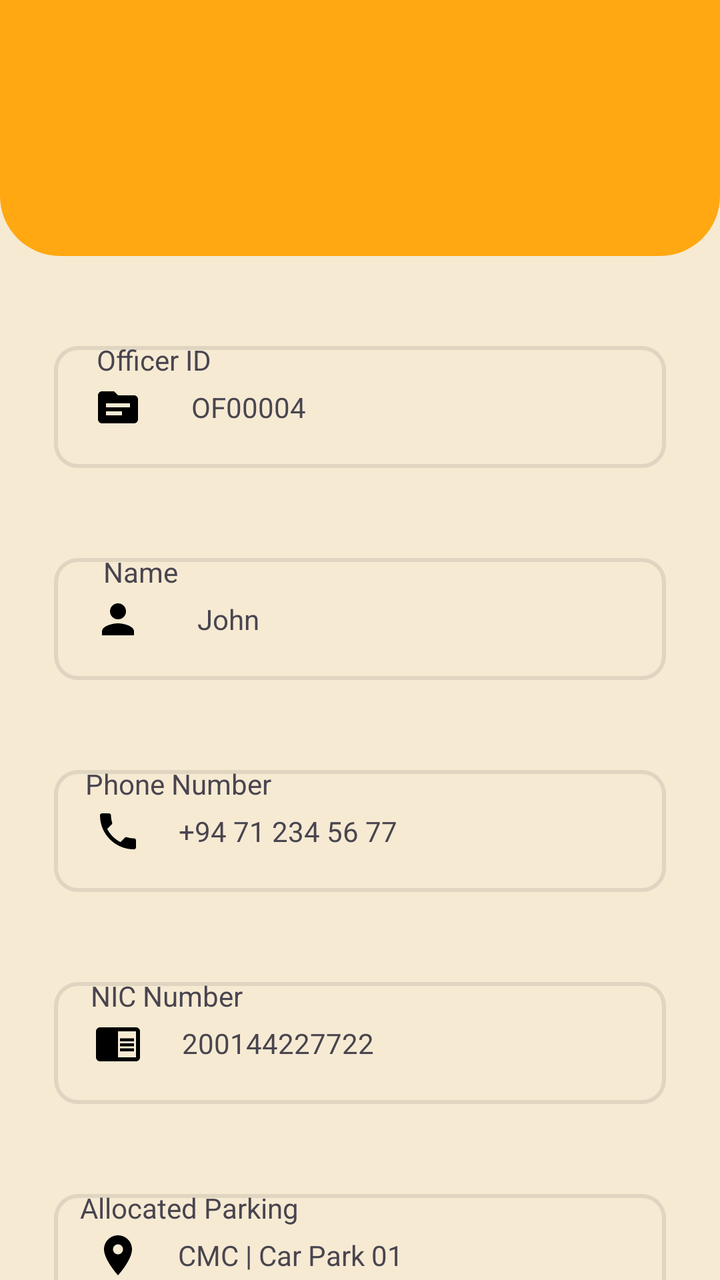
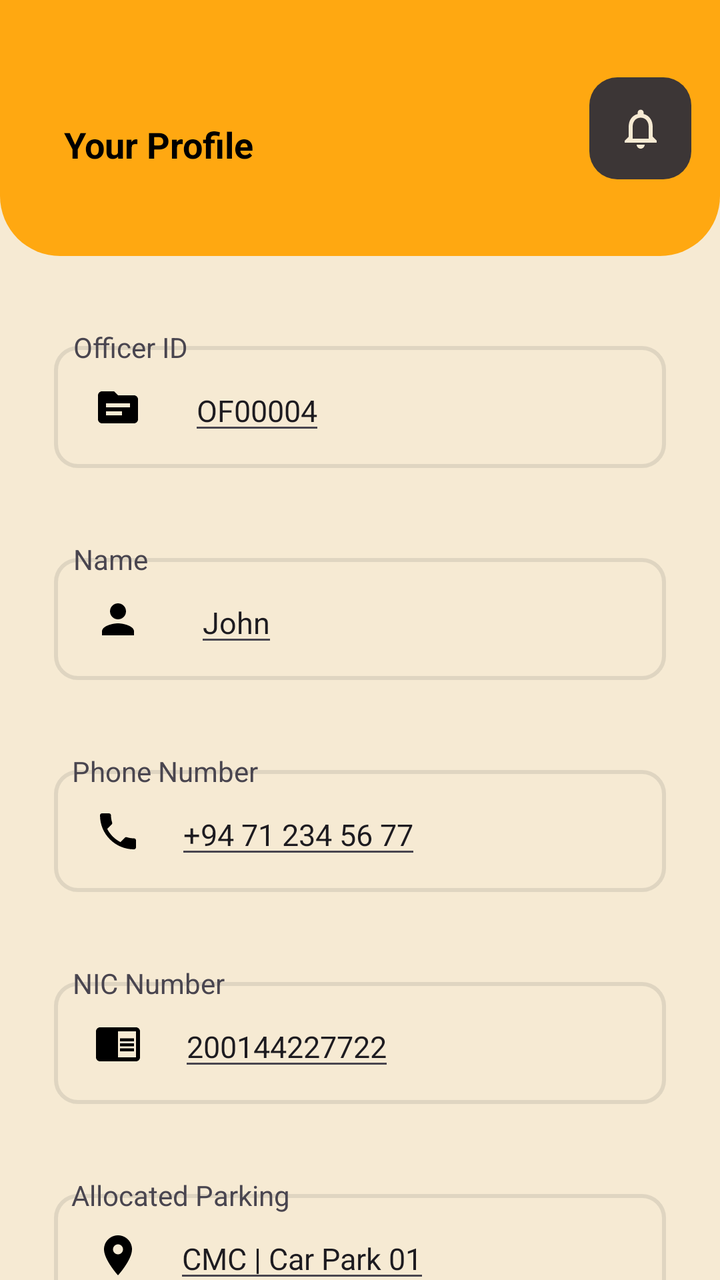

The first picture is an Android layout as it rendered before a commit; the second is the same layout after the commit. The layout source and the unified diff follow.
<!-- AndroidManifest.xml: application theme Theme.OfficerTestApp -->
<!-- res/layout/fragment_profile_main.xml -->
<?xml version="1.0" encoding="utf-8"?>
<androidx.constraintlayout.widget.ConstraintLayout xmlns:android="http://schemas.android.com/apk/res/android"
    xmlns:app="http://schemas.android.com/apk/res-auto"
    xmlns:tools="http://schemas.android.com/tools"
    android:layout_width="match_parent"
    android:layout_height="match_parent"
    android:background="@color/backgroundColor"
    tools:context=".ProfileMainFragment">

    <LinearLayout
        android:layout_width="match_parent"
        android:layout_height="match_parent"
        android:orientation="vertical">

        <androidx.constraintlayout.widget.ConstraintLayout
            android:layout_width="match_parent"
            android:layout_height="0dp"
            android:layout_weight="2"
            android:background="@drawable/rounded_background_app_bar">

        </androidx.constraintlayout.widget.ConstraintLayout>


        <androidx.constraintlayout.widget.ConstraintLayout
            android:layout_width="match_parent"
            android:layout_height="0dp"
            android:layout_weight="8">

            <androidx.constraintlayout.widget.ConstraintLayout
                android:id="@+id/constraintLayoutID1"
                android:layout_width="match_parent"
                android:layout_height="wrap_content"
                android:layout_marginTop="0dp"
                android:paddingTop="20dp"
                app:layout_constraintEnd_toEndOf="parent"
                app:layout_constraintHorizontal_bias="0.0"
                app:layout_constraintStart_toStartOf="parent"
                app:layout_constraintTop_toTopOf="parent">

                <androidx.constraintlayout.widget.ConstraintLayout
                    android:id="@+id/constraintLayoutID2"
                    android:layout_width="match_parent"
                    android:layout_height="61dp"
                    android:layout_marginHorizontal="27dp"
                    android:layout_marginTop="25dp"
                    android:background="@drawable/profile_input_field"
                    app:layout_constraintEnd_toEndOf="parent"
                    app:layout_constraintStart_toStartOf="parent"
                    app:layout_constraintTop_toTopOf="parent">

                    <ImageView
                        android:id="@+id/imageViewID"
                        android:layout_width="wrap_content"
                        android:layout_height="wrap_content"
                        android:layout_marginStart="20dp"
                        android:src="@drawable/baseline_source_24"
                        app:layout_constraintBottom_toBottomOf="parent"
                        app:layout_constraintStart_toStartOf="parent"
                        app:layout_constraintTop_toTopOf="parent" />

                    <TextView
                        android:id="@+id/textID"
                        android:layout_width="wrap_content"
                        android:layout_height="wrap_content"
                        android:text="OF00004"
                        app:layout_constraintBottom_toBottomOf="parent"
                        app:layout_constraintEnd_toEndOf="parent"
                        app:layout_constraintHorizontal_bias="0.120"
                        app:layout_constraintStart_toEndOf="@+id/imageViewID"
                        app:layout_constraintTop_toTopOf="parent" />

                    <androidx.constraintlayout.widget.Group
                        android:id="@+id/group1"
                        android:layout_width="wrap_content"
                        android:layout_height="wrap_content"
                        app:constraint_referenced_ids="constraintLayoutID2" />

                </androidx.constraintlayout.widget.ConstraintLayout>

                <TextView
                    android:id="@+id/textViewID"
                    android:layout_width="wrap_content"
                    android:layout_height="wrap_content"
                    android:text="Officer ID"
                    app:layout_constraintBottom_toBottomOf="parent"
                    app:layout_constraintEnd_toEndOf="parent"
                    app:layout_constraintHorizontal_bias="0.160"
                    app:layout_constraintStart_toStartOf="parent"
                    app:layout_constraintTop_toTopOf="parent"
                    app:layout_constraintVertical_bias="0.333" />

            </androidx.constraintlayout.widget.ConstraintLayout>

            <androidx.constraintlayout.widget.ConstraintLayout
                android:id="@+id/constraintLayoutName1"
                android:layout_width="match_parent"
                android:layout_height="wrap_content"
                android:paddingTop="20dp"
                app:layout_constraintTop_toBottomOf="@+id/constraintLayoutID1"
                tools:layout_editor_absoluteX="16dp">

                <androidx.constraintlayout.widget.ConstraintLayout
                    android:id="@+id/constraintLayoutName2"
                    android:layout_width="match_parent"
                    android:layout_height="61dp"
                    android:layout_marginHorizontal="27dp"
                    android:layout_marginTop="25dp"
                    android:background="@drawable/profile_input_field"
                    app:layout_constraintEnd_toEndOf="parent"
                    app:layout_constraintStart_toStartOf="parent"
                    app:layout_constraintTop_toTopOf="parent">

                    <ImageView
                        android:id="@+id/imageViewName"
                        android:layout_width="wrap_content"
                        android:layout_height="wrap_content"
                        android:layout_marginStart="20dp"
                        android:src="@drawable/baseline_person_24"
                        app:layout_constraintBottom_toBottomOf="parent"
                        app:layout_constraintStart_toStartOf="parent"
                        app:layout_constraintTop_toTopOf="parent" />

                    <TextView
                        android:id="@+id/textName"
                        android:layout_width="wrap_content"
                        android:layout_height="wrap_content"
                        android:text="John"
                        app:layout_constraintBottom_toBottomOf="parent"
                        app:layout_constraintEnd_toEndOf="parent"
                        app:layout_constraintHorizontal_bias="0.120"
                        app:layout_constraintStart_toEndOf="@+id/imageViewName"
                        app:layout_constraintTop_toTopOf="parent" />

                    <androidx.constraintlayout.widget.Group
                        android:id="@+id/group2"
                        android:layout_width="wrap_content"
                        android:layout_height="wrap_content"
                        app:constraint_referenced_ids="constraintLayoutName2" />

                </androidx.constraintlayout.widget.ConstraintLayout>

                <TextView
                    android:id="@+id/textViewName"
                    android:layout_width="wrap_content"
                    android:layout_height="wrap_content"
                    android:text="Name"
                    app:layout_constraintBottom_toBottomOf="parent"
                    app:layout_constraintEnd_toEndOf="parent"
                    app:layout_constraintHorizontal_bias="0.160"
                    app:layout_constraintStart_toStartOf="parent"
                    app:layout_constraintTop_toTopOf="parent"
                    app:layout_constraintVertical_bias="0.333" />

            </androidx.constraintlayout.widget.ConstraintLayout>

            <androidx.constraintlayout.widget.ConstraintLayout
                android:id="@+id/constraintLayoutPN1"
                android:layout_width="match_parent"
                android:layout_height="wrap_content"
                android:paddingTop="20dp"
                app:layout_constraintStart_toStartOf="parent"
                app:layout_constraintTop_toBottomOf="@+id/constraintLayoutName1">

                <androidx.constraintlayout.widget.ConstraintLayout
                    android:id="@+id/constraintLayoutPN2"
                    android:layout_width="match_parent"
                    android:layout_height="61dp"
                    android:layout_marginHorizontal="27dp"
                    android:layout_marginTop="25dp"
                    android:background="@drawable/profile_input_field"
                    app:layout_constraintEnd_toEndOf="parent"
                    app:layout_constraintStart_toStartOf="parent"
                    app:layout_constraintTop_toTopOf="parent">

                    <ImageView
                        android:id="@+id/imageViewPN"
                        android:layout_width="wrap_content"
                        android:layout_height="wrap_content"
                        android:layout_marginStart="20dp"
                        android:src="@drawable/baseline_phone_24"
                        app:layout_constraintBottom_toBottomOf="parent"
                        app:layout_constraintStart_toStartOf="parent"
                        app:layout_constraintTop_toTopOf="parent" />

                    <TextView
                        android:id="@+id/textPN"
                        android:layout_width="wrap_content"
                        android:layout_height="wrap_content"
                        android:text="+94 71 234 56 77"
                        app:layout_constraintBottom_toBottomOf="parent"
                        app:layout_constraintEnd_toEndOf="parent"
                        app:layout_constraintHorizontal_bias="0.120"
                        app:layout_constraintStart_toEndOf="@+id/imageViewPN"
                        app:layout_constraintTop_toTopOf="parent" />

                    <androidx.constraintlayout.widget.Group
                        android:id="@+id/group3"
                        android:layout_width="wrap_content"
                        android:layout_height="wrap_content"
                        app:constraint_referenced_ids="constraintLayoutPN2" />


                </androidx.constraintlayout.widget.ConstraintLayout>

                <TextView
                    android:id="@+id/textViewPN"
                    android:layout_width="wrap_content"
                    android:layout_height="wrap_content"
                    android:text="Phone Number"
                    app:layout_constraintBottom_toBottomOf="parent"
                    app:layout_constraintEnd_toEndOf="parent"
                    app:layout_constraintHorizontal_bias="0.160"
                    app:layout_constraintStart_toStartOf="parent"
                    app:layout_constraintTop_toTopOf="parent"
                    app:layout_constraintVertical_bias="0.333" />

            </androidx.constraintlayout.widget.ConstraintLayout>

            <androidx.constraintlayout.widget.ConstraintLayout
                android:id="@+id/constraintLayoutNIC1"
                android:layout_width="match_parent"
                android:layout_height="wrap_content"
                android:paddingTop="20dp"
                app:layout_constraintEnd_toEndOf="parent"
                app:layout_constraintStart_toStartOf="parent"
                app:layout_constraintTop_toBottomOf="@+id/constraintLayoutPN1">

                <androidx.constraintlayout.widget.ConstraintLayout
                    android:id="@+id/constraintLayoutNIC2"
                    android:layout_width="match_parent"
                    android:layout_height="61dp"
                    android:layout_marginHorizontal="27dp"
                    android:layout_marginTop="25dp"
                    android:background="@drawable/profile_input_field"
                    app:layout_constraintEnd_toEndOf="parent"
                    app:layout_constraintStart_toStartOf="parent"
                    app:layout_constraintTop_toTopOf="parent">

                    <ImageView
                        android:id="@+id/imageViewNIC"
                        android:layout_width="wrap_content"
                        android:layout_height="wrap_content"
                        android:layout_marginStart="20dp"
                        android:src="@drawable/baseline_chrome_reader_mode_24"
                        app:layout_constraintBottom_toBottomOf="parent"
                        app:layout_constraintStart_toStartOf="parent"
                        app:layout_constraintTop_toTopOf="parent" />

                    <TextView
                        android:id="@+id/textNIC"
                        android:layout_width="wrap_content"
                        android:layout_height="wrap_content"
                        android:text="200144227722"
                        app:layout_constraintBottom_toBottomOf="parent"
                        app:layout_constraintEnd_toEndOf="parent"
                        app:layout_constraintHorizontal_bias="0.120"
                        app:layout_constraintStart_toEndOf="@+id/imageViewNIC"
                        app:layout_constraintTop_toTopOf="parent" />

                    <androidx.constraintlayout.widget.Group
                        android:id="@+id/group4"
                        android:layout_width="wrap_content"
                        android:layout_height="wrap_content"
                        app:constraint_referenced_ids="constraintLayoutNIC2" />


                </androidx.constraintlayout.widget.ConstraintLayout>

                <TextView
                    android:id="@+id/textViewNIC"
                    android:layout_width="wrap_content"
                    android:layout_height="wrap_content"
                    android:text="NIC Number"
                    app:layout_constraintBottom_toBottomOf="parent"
                    app:layout_constraintEnd_toEndOf="parent"
                    app:layout_constraintHorizontal_bias="0.160"
                    app:layout_constraintStart_toStartOf="parent"
                    app:layout_constraintTop_toTopOf="parent"
                    app:layout_constraintVertical_bias="0.333" />

            </androidx.constraintlayout.widget.ConstraintLayout>

            <androidx.constraintlayout.widget.ConstraintLayout
                android:id="@+id/constraintLayoutParking1"
                android:layout_width="match_parent"
                android:layout_height="wrap_content"
                android:paddingTop="20dp"
                app:layout_constraintEnd_toEndOf="parent"
                app:layout_constraintHorizontal_bias="0.0"
                app:layout_constraintStart_toStartOf="parent"
                app:layout_constraintTop_toBottomOf="@+id/constraintLayoutNIC1">

                <androidx.constraintlayout.widget.ConstraintLayout
                    android:id="@+id/constraintLayoutParking2"
                    android:layout_width="match_parent"
                    android:layout_height="61dp"
                    android:layout_marginHorizontal="27dp"
                    android:layout_marginTop="25dp"
                    android:background="@drawable/profile_input_field"
                    app:layout_constraintEnd_toEndOf="parent"
                    app:layout_constraintStart_toStartOf="parent"
                    app:layout_constraintTop_toTopOf="parent">

                    <ImageView
                        android:id="@+id/imageViewParking"
                        android:layout_width="wrap_content"
                        android:layout_height="wrap_content"
                        android:layout_marginStart="20dp"
                        android:src="@drawable/baseline_location_on_24"
                        app:layout_constraintBottom_toBottomOf="parent"
                        app:layout_constraintStart_toStartOf="parent"
                        app:layout_constraintTop_toTopOf="parent" />

                    <TextView
                        android:id="@+id/textParking"
                        android:layout_width="wrap_content"
                        android:layout_height="wrap_content"
                        android:text="CMC | Car Park 01"
                        app:layout_constraintBottom_toBottomOf="parent"
                        app:layout_constraintEnd_toEndOf="parent"
                        app:layout_constraintHorizontal_bias="0.120"
                        app:layout_constraintStart_toEndOf="@+id/imageViewParking"
                        app:layout_constraintTop_toTopOf="parent" />

                    <androidx.constraintlayout.widget.Group
                        android:id="@+id/group5"
                        android:layout_width="wrap_content"
                        android:layout_height="wrap_content"
                        app:constraint_referenced_ids="constraintLayoutParking2" />


                </androidx.constraintlayout.widget.ConstraintLayout>

                <TextView
                    android:id="@+id/textViewParking"
                    android:layout_width="wrap_content"
                    android:layout_height="wrap_content"
                    android:text="Allocated Parking"
                    app:layout_constraintBottom_toBottomOf="parent"
                    app:layout_constraintEnd_toEndOf="parent"
                    app:layout_constraintHorizontal_bias="0.160"
                    app:layout_constraintStart_toStartOf="parent"
                    app:layout_constraintTop_toTopOf="parent"
                    app:layout_constraintVertical_bias="0.333" />

            </androidx.constraintlayout.widget.ConstraintLayout>


        </androidx.constraintlayout.widget.ConstraintLayout>

    </LinearLayout>


</androidx.constraintlayout.widget.ConstraintLayout>
<!-- resources referenced by this layout -->
<resources>
  <color name="backgroundColor">#F6EAD3</color>
  <!-- drawable baseline_chrome_reader_mode_24 (drawable) -->
  <vector android:autoMirrored="true" android:height="24dp"
      android:tint="#000000" android:viewportHeight="24"
      android:viewportWidth="24" android:width="24dp" xmlns:android="http://schemas.android.com/apk/res/android">
      <path android:fillColor="@android:color/white" android:pathData="M13,12h7v1.5h-7zM13,9.5h7L20,11h-7zM13,14.5h7L20,16h-7zM21,4L3,4c-1.1,0 -2,0.9 -2,2v13c0,1.1 0.9,2 2,2h18c1.1,0 2,-0.9 2,-2L23,6c0,-1.1 -0.9,-2 -2,-2zM21,19h-9L12,6h9v13z"/>
  </vector>
  <!-- drawable baseline_location_on_24 (drawable) -->
  <vector android:height="24dp" android:tint="#000000"
      android:viewportHeight="24" android:viewportWidth="24"
      android:width="24dp" xmlns:android="http://schemas.android.com/apk/res/android">
      <path android:fillColor="@android:color/white" android:pathData="M12,2C8.13,2 5,5.13 5,9c0,5.25 7,13 7,13s7,-7.75 7,-13c0,-3.87 -3.13,-7 -7,-7zM12,11.5c-1.38,0 -2.5,-1.12 -2.5,-2.5s1.12,-2.5 2.5,-2.5 2.5,1.12 2.5,2.5 -1.12,2.5 -2.5,2.5z"/>
  </vector>
  <!-- drawable baseline_person_24 (drawable) -->
  <vector android:height="24dp" android:tint="#000000"
      android:viewportHeight="24" android:viewportWidth="24"
      android:width="24dp" xmlns:android="http://schemas.android.com/apk/res/android">
      <path android:fillColor="@android:color/white" android:pathData="M12,12c2.21,0 4,-1.79 4,-4s-1.79,-4 -4,-4 -4,1.79 -4,4 1.79,4 4,4zM12,14c-2.67,0 -8,1.34 -8,4v2h16v-2c0,-2.66 -5.33,-4 -8,-4z"/>
  </vector>
  <!-- drawable baseline_source_24 (drawable) -->
  <vector android:height="24dp" android:tint="#000000"
      android:viewportHeight="24" android:viewportWidth="24"
      android:width="24dp" xmlns:android="http://schemas.android.com/apk/res/android">
      <path android:fillColor="@android:color/white" android:pathData="M20,6h-8l-2,-2H4C2.9,4 2.01,4.9 2.01,6L2,18c0,1.1 0.9,2 2,2h16c1.1,0 2,-0.9 2,-2V8C22,6.9 21.1,6 20,6zM14,16H6v-2h8V16zM18,12H6v-2h12V12z"/>
  </vector>
  <!-- drawable profile_input_field (drawable) -->
  <?xml version="1.0" encoding="utf-8"?>
  <shape xmlns:android="http://schemas.android.com/apk/res/android">
      <solid android:color="@color/backgroundColor" /> 
      <corners android:radius="11dp" /> 
      <stroke
          android:width="2dp"
          android:color="@color/profileInputFieldStrokeColor">
      </stroke>
  
  
  </shape>
  <!-- drawable rounded_background_app_bar (drawable) -->
  <?xml version="1.0" encoding="utf-8"?>
  <shape xmlns:android="http://schemas.android.com/apk/res/android">
      <solid android:color="@color/primaryColor" /> 
      <corners android:bottomLeftRadius="30dp" android:bottomRightRadius="30dp" /> 
  </shape>
  <style name="Theme.OfficerTestApp" parent="Base.Theme.OfficerTestApp" />
  <color name="profileInputFieldStrokeColor">#429C968B</color>
  <color name="primaryColor">#FFA811</color>
  <style name="Base.Theme.OfficerTestApp" parent="Theme.Material3.DayNight.NoActionBar">
          
          <item name="colorPrimary">@color/primaryColor</item>
      </style>
  <!-- unchanged entries left out for length: 1 -->
</resources>

<!-- the commit's change to res/layout/fragment_profile_main.xml (unified diff, before → after) -->
@@ -18,6 +18,56 @@
             android:layout_weight="2"
             android:background="@drawable/rounded_background_app_bar">
 
+            <LinearLayout
+                app:layout_constraintTop_toTopOf="parent"
+                app:layout_constraintStart_toStartOf="parent"
+                android:layout_width="match_parent"
+                android:layout_height="match_parent">
+
+                <androidx.constraintlayout.widget.ConstraintLayout
+                    android:layout_width="0dp"
+                    android:layout_weight="2.8"
+                    android:layout_height="match_parent"
+                    >
+
+                    <TextView
+                        android:id="@+id/appbar_main_text"
+                        android:layout_width="wrap_content"
+                        android:layout_height="wrap_content"
+                        android:layout_marginStart="32dp"
+                        android:layout_marginTop="60dp"
+                        android:text="Your Profile"
+                        android:textColor="@color/textPrimary"
+                        android:textSize="18sp"
+                        android:textStyle="bold"
+                        app:layout_constraintStart_toStartOf="parent"
+                        app:layout_constraintTop_toTopOf="parent" />
+
+                </androidx.constraintlayout.widget.ConstraintLayout>
+
+                <androidx.constraintlayout.widget.ConstraintLayout
+                    android:layout_width="0dp"
+                    android:layout_weight="0.8"
+                    android:layout_height="match_parent">
+
+                    <ImageView
+                        android:id="@+id/appbar_icon_home_act"
+                        app:tint="@color/backgroundColor"
+                        android:layout_width="51dp"
+                        android:layout_height="51dp"
+                        android:scaleType="centerInside"
+                        android:clickable="true"
+                        android:focusable="true"
+                        android:background="@drawable/notification_icon_background"
+                        android:src="@drawable/baseline_notifications_none_24"
+                        app:layout_constraintBottom_toBottomOf="parent"
+                        app:layout_constraintEnd_toEndOf="parent"
+                        app:layout_constraintStart_toStartOf="parent"
+                        app:layout_constraintTop_toTopOf="parent" />
+                </androidx.constraintlayout.widget.ConstraintLayout>
+
+            </LinearLayout>
+
         </androidx.constraintlayout.widget.ConstraintLayout>
 
 
@@ -58,11 +108,12 @@
                         app:layout_constraintStart_toStartOf="parent"
                         app:layout_constraintTop_toTopOf="parent" />
 
-                    <TextView
+                    <EditText
                         android:id="@+id/textID"
                         android:layout_width="wrap_content"
                         android:layout_height="wrap_content"
                         android:text="OF00004"
+                        android:textSize="15dp"
                         app:layout_constraintBottom_toBottomOf="parent"
                         app:layout_constraintEnd_toEndOf="parent"
                         app:layout_constraintHorizontal_bias="0.120"
@@ -81,13 +132,12 @@
                     android:id="@+id/textViewID"
                     android:layout_width="wrap_content"
                     android:layout_height="wrap_content"
+                    android:layout_marginTop="16dp"
                     android:text="Officer ID"
-                    app:layout_constraintBottom_toBottomOf="parent"
-                    app:layout_constraintEnd_toEndOf="parent"
-                    app:layout_constraintHorizontal_bias="0.160"
-                    app:layout_constraintStart_toStartOf="parent"
-                    app:layout_constraintTop_toTopOf="parent"
-                    app:layout_constraintVertical_bias="0.333" />
+                    app:layout_constraintEnd_toEndOf="parent"
+                    app:layout_constraintHorizontal_bias="0.121"
+                    app:layout_constraintStart_toStartOf="parent"
+                    app:layout_constraintTop_toTopOf="parent" />
 
             </androidx.constraintlayout.widget.ConstraintLayout>
 
@@ -120,11 +170,12 @@
                         app:layout_constraintStart_toStartOf="parent"
                         app:layout_constraintTop_toTopOf="parent" />
 
-                    <TextView
+                    <EditText
                         android:id="@+id/textName"
                         android:layout_width="wrap_content"
                         android:layout_height="wrap_content"
                         android:text="John"
+                        android:textSize="15dp"
                         app:layout_constraintBottom_toBottomOf="parent"
                         app:layout_constraintEnd_toEndOf="parent"
                         app:layout_constraintHorizontal_bias="0.120"
@@ -143,13 +194,12 @@
                     android:id="@+id/textViewName"
                     android:layout_width="wrap_content"
                     android:layout_height="wrap_content"
+                    android:layout_marginTop="16dp"
                     android:text="Name"
-                    app:layout_constraintBottom_toBottomOf="parent"
-                    app:layout_constraintEnd_toEndOf="parent"
-                    app:layout_constraintHorizontal_bias="0.160"
-                    app:layout_constraintStart_toStartOf="parent"
-                    app:layout_constraintTop_toTopOf="parent"
-                    app:layout_constraintVertical_bias="0.333" />
+                    app:layout_constraintEnd_toEndOf="parent"
+                    app:layout_constraintHorizontal_bias="0.114"
+                    app:layout_constraintStart_toStartOf="parent"
+                    app:layout_constraintTop_toTopOf="parent" />
 
             </androidx.constraintlayout.widget.ConstraintLayout>
 
@@ -182,11 +232,12 @@
                         app:layout_constraintStart_toStartOf="parent"
                         app:layout_constraintTop_toTopOf="parent" />
 
-                    <TextView
+                    <EditText
                         android:id="@+id/textPN"
                         android:layout_width="wrap_content"
                         android:layout_height="wrap_content"
                         android:text="+94 71 234 56 77"
+                        android:textSize="15dp"
                         app:layout_constraintBottom_toBottomOf="parent"
                         app:layout_constraintEnd_toEndOf="parent"
                         app:layout_constraintHorizontal_bias="0.120"
@@ -206,13 +257,12 @@
                     android:id="@+id/textViewPN"
                     android:layout_width="wrap_content"
                     android:layout_height="wrap_content"
+                    android:layout_marginTop="16dp"
                     android:text="Phone Number"
-                    app:layout_constraintBottom_toBottomOf="parent"
-                    app:layout_constraintEnd_toEndOf="parent"
-                    app:layout_constraintHorizontal_bias="0.160"
-                    app:layout_constraintStart_toStartOf="parent"
-                    app:layout_constraintTop_toTopOf="parent"
-                    app:layout_constraintVertical_bias="0.333" />
+                    app:layout_constraintEnd_toEndOf="parent"
+                    app:layout_constraintHorizontal_bias="0.135"
+                    app:layout_constraintStart_toStartOf="parent"
+                    app:layout_constraintTop_toTopOf="parent" />
 
             </androidx.constraintlayout.widget.ConstraintLayout>
 
@@ -246,11 +296,12 @@
                         app:layout_constraintStart_toStartOf="parent"
                         app:layout_constraintTop_toTopOf="parent" />
 
-                    <TextView
+                    <EditText
                         android:id="@+id/textNIC"
                         android:layout_width="wrap_content"
                         android:layout_height="wrap_content"
                         android:text="200144227722"
+                        android:textSize="15dp"
                         app:layout_constraintBottom_toBottomOf="parent"
                         app:layout_constraintEnd_toEndOf="parent"
                         app:layout_constraintHorizontal_bias="0.120"
@@ -270,13 +321,12 @@
                     android:id="@+id/textViewNIC"
                     android:layout_width="wrap_content"
                     android:layout_height="wrap_content"
+                    android:layout_marginTop="16dp"
                     android:text="NIC Number"
-                    app:layout_constraintBottom_toBottomOf="parent"
-                    app:layout_constraintEnd_toEndOf="parent"
-                    app:layout_constraintHorizontal_bias="0.160"
-                    app:layout_constraintStart_toStartOf="parent"
-                    app:layout_constraintTop_toTopOf="parent"
-                    app:layout_constraintVertical_bias="0.333" />
+                    app:layout_constraintEnd_toEndOf="parent"
+                    app:layout_constraintHorizontal_bias="0.128"
+                    app:layout_constraintStart_toStartOf="parent"
+                    app:layout_constraintTop_toTopOf="parent" />
 
             </androidx.constraintlayout.widget.ConstraintLayout>
 
@@ -311,11 +361,12 @@
                         app:layout_constraintStart_toStartOf="parent"
                         app:layout_constraintTop_toTopOf="parent" />
 
-                    <TextView
+                    <EditText
                         android:id="@+id/textParking"
                         android:layout_width="wrap_content"
                         android:layout_height="wrap_content"
                         android:text="CMC | Car Park 01"
+                        android:textSize="15dp"
                         app:layout_constraintBottom_toBottomOf="parent"
                         app:layout_constraintEnd_toEndOf="parent"
                         app:layout_constraintHorizontal_bias="0.120"
@@ -335,13 +386,12 @@
                     android:id="@+id/textViewParking"
                     android:layout_width="wrap_content"
                     android:layout_height="wrap_content"
+                    android:layout_marginTop="16dp"
                     android:text="Allocated Parking"
-                    app:layout_constraintBottom_toBottomOf="parent"
-                    app:layout_constraintEnd_toEndOf="parent"
-                    app:layout_constraintHorizontal_bias="0.160"
-                    app:layout_constraintStart_toStartOf="parent"
-                    app:layout_constraintTop_toTopOf="parent"
-                    app:layout_constraintVertical_bias="0.333" />
+                    app:layout_constraintEnd_toEndOf="parent"
+                    app:layout_constraintHorizontal_bias="0.142"
+                    app:layout_constraintStart_toStartOf="parent"
+                    app:layout_constraintTop_toTopOf="parent" />
 
             </androidx.constraintlayout.widget.ConstraintLayout>
 
<!-- resource entries referenced after the edit -->
@@ -1,6 +1,7 @@
 <!-- resources referenced by this layout -->
 <resources>
   <color name="backgroundColor">#F6EAD3</color>
+  <color name="textPrimary">#FF000000</color>
   <!-- drawable baseline_chrome_reader_mode_24 (drawable) -->
   <vector android:autoMirrored="true" android:height="24dp"
       android:tint="#000000" android:viewportHeight="24"
@@ -12,6 +13,12 @@
       android:viewportHeight="24" android:viewportWidth="24"
       android:width="24dp" xmlns:android="http://schemas.android.com/apk/res/android">
       <path android:fillColor="@android:color/white" android:pathData="M12,2C8.13,2 5,5.13 5,9c0,5.25 7,13 7,13s7,-7.75 7,-13c0,-3.87 -3.13,-7 -7,-7zM12,11.5c-1.38,0 -2.5,-1.12 -2.5,-2.5s1.12,-2.5 2.5,-2.5 2.5,1.12 2.5,2.5 -1.12,2.5 -2.5,2.5z"/>
+  </vector>
+  <!-- drawable baseline_notifications_none_24 (drawable) -->
+  <vector android:height="24dp" android:tint="#000000"
+      android:viewportHeight="24" android:viewportWidth="24"
+      android:width="24dp" xmlns:android="http://schemas.android.com/apk/res/android">
+      <path android:fillColor="@android:color/white" android:pathData="M12,22c1.1,0 2,-0.9 2,-2h-4c0,1.1 0.9,2 2,2zM18,16v-5c0,-3.07 -1.63,-5.64 -4.5,-6.32L13.5,4c0,-0.83 -0.67,-1.5 -1.5,-1.5s-1.5,0.67 -1.5,1.5v0.68C7.64,5.36 6,7.92 6,11v5l-2,2v1h16v-1l-2,-2zM16,17L8,17v-6c0,-2.48 1.51,-4.5 4,-4.5s4,2.02 4,4.5v6z"/>
   </vector>
   <!-- drawable baseline_person_24 (drawable) -->
   <vector android:height="24dp" android:tint="#000000"
@@ -25,6 +32,12 @@
       android:width="24dp" xmlns:android="http://schemas.android.com/apk/res/android">
       <path android:fillColor="@android:color/white" android:pathData="M20,6h-8l-2,-2H4C2.9,4 2.01,4.9 2.01,6L2,18c0,1.1 0.9,2 2,2h16c1.1,0 2,-0.9 2,-2V8C22,6.9 21.1,6 20,6zM14,16H6v-2h8V16zM18,12H6v-2h12V12z"/>
   </vector>
+  <!-- drawable notification_icon_background (drawable) -->
+  <?xml version="1.0" encoding="utf-8"?>
+  <shape xmlns:android="http://schemas.android.com/apk/res/android">
+      <solid android:color="#3C3636" /> 
+      <corners android:radius="14dp" /> 
+  </shape>
   <!-- drawable profile_input_field (drawable) -->
   <?xml version="1.0" encoding="utf-8"?>
   <shape xmlns:android="http://schemas.android.com/apk/res/android">
